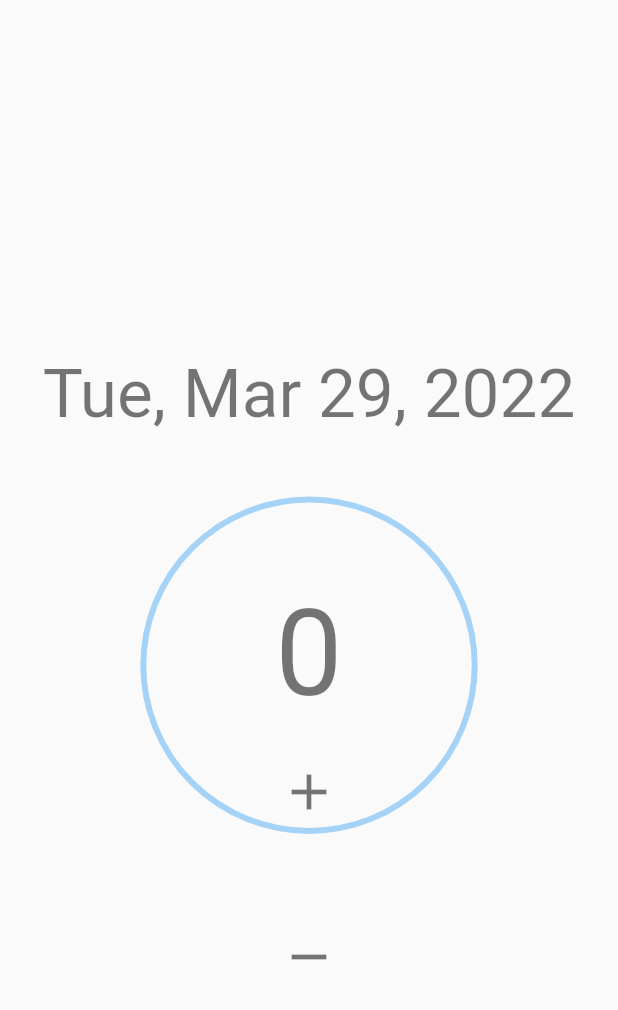
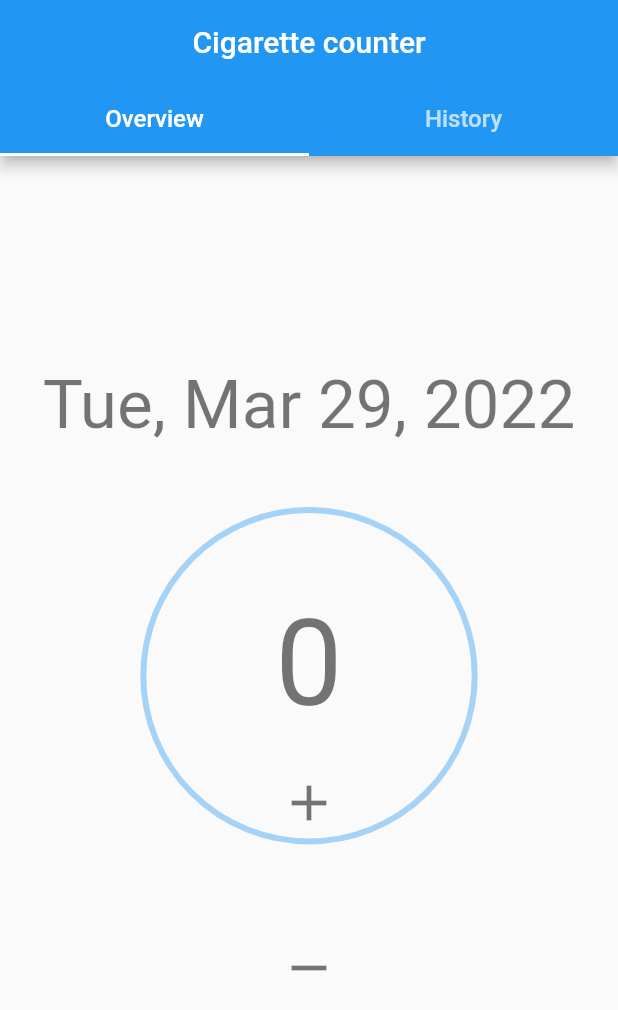
Before and after one commit to probaty/cigarette_counter, a Flutter app: the screen it shows after launch, on a phone screen of 412 x 824 dp. Shown: the top 1010 px of the screen. Run offline on Flutter 3.47's test engine with Material 2 defaults, Android fonts, the phone set to English and light mode, and no system bars; our stand-ins replace bloc, cloud_firestore, firebase_core, flutter_bloc; accounts and stored records are empty.

Commit message:
add history widget

```diff
--- a/lib/domain/cubit/storage_cubit.dart
+++ b/lib/domain/cubit/storage_cubit.dart
@@ -9,12 +9,13 @@ part 'storage_state.dart';
 
 class StorageCubit extends Cubit<StorageState> {
   final firestore = FirestoreRepository();
-  StreamSubscription? streamValues;
+  StreamSubscription? currentDayItemStreamSubscription;
   String dateNow = DateFormat.yMMMEd().format(DateTime.now());
 
   StorageCubit() : super(StorageLoading()) {
     _init(dateNow);
-    streamValues = firestore.getItemById(dateNow).listen((event) {
+    currentDayItemStreamSubscription =
+        firestore.getItemById(dateNow).listen((event) {
       final data = event.data() as Map<String, dynamic>;
       emit(StorageValue(counterValue: data['count'], date: data['date']));
     }, onError: (error) {
@@ -43,4 +44,10 @@ class StorageCubit extends Cubit<StorageState> {
       await firestore.setItemCountById(dateNow, 0);
     }
   }
+
+  @override
+  Future<void> close() {
+    currentDayItemStreamSubscription?.cancel();
+    return super.close();
+  }
 }
--- a/lib/presentation/screens/main_screen.dart
+++ b/lib/presentation/screens/main_screen.dart
@@ -1,5 +1,6 @@
 import 'package:cigarette_counter/domain/cubit/storage_cubit.dart';
 import 'package:cigarette_counter/presentation/widgets/counter_widget.dart';
+import 'package:cigarette_counter/presentation/widgets/history_widget.dart';
 import 'package:flutter/material.dart';
 import 'package:flutter_bloc/flutter_bloc.dart';
 
@@ -8,15 +9,40 @@ class MainScreen extends StatelessWidget {
 
   @override
   Widget build(BuildContext context) {
-    return Scaffold(
-      body: Center(
+    return DefaultTabController(
+      length: 2,
+      child: Scaffold(
+        appBar: AppBar(
+          title: const Text('Cigarette counter'),
+          centerTitle: true,
+          bottom: const TabBar(
+            tabs: [
+              Tab(
+                child: Text(
+                  'Overview',
+                  style: TextStyle(fontSize: 16),
+                ),
+              ),
+              Tab(
+                child: Text(
+                  'History',
+                  style: TextStyle(fontSize: 16),
+                ),
+              )
+            ],
+          ),
+        ),
+        body: TabBarView(
+          children: [
+            Center(
               child: BlocBuilder<StorageCubit, StorageState>(
                 builder: (context, state) {
                   if (state is StorageLoading) {
-              return const CircularProgressIndicator.adaptive();
+                    return const CircularProgressIndicator();
                   }
                   if (state is StorageValue) {
-              return CounterWidget(count: state.counterValue, date: state.date);
+                    return CounterWidget(
+                        count: state.counterValue, date: state.date);
                   }
                   return const Center(
                     child: Text('error'),
@@ -24,6 +50,12 @@ class MainScreen extends StatelessWidget {
                 },
               ),
             ),
+            const Center(
+              child: HistoryWidget(),
+            )
+          ],
+        ),
+      ),
     );
   }
 }
--- a/lib/presentation/widgets/counter_widget.dart
+++ b/lib/presentation/widgets/counter_widget.dart
@@ -10,9 +10,7 @@ class CounterWidget extends StatelessWidget {
 
   @override
   Widget build(BuildContext context) {
-    return Padding(
-      padding: const EdgeInsets.only(top: 90.0),
-      child: Column(
+    return Column(
       mainAxisAlignment: MainAxisAlignment.center,
       crossAxisAlignment: CrossAxisAlignment.center,
       children: [
@@ -23,8 +21,7 @@ class CounterWidget extends StatelessWidget {
         RawMaterialButton(
           shape: CircleBorder(
             side: BorderSide(
-                  color: Theme.of(context).primaryColor.withAlpha(100),
-                  width: 4),
+                color: Theme.of(context).primaryColor.withAlpha(100), width: 4),
           ),
           padding: const EdgeInsets.all(50),
           onPressed: () {
@@ -67,7 +64,6 @@ class CounterWidget extends StatelessWidget {
               size: 40,
             ))
       ],
-      ),
     );
   }
 }
```
Also changed, not shown: lib/presentation/widgets/history_widget.dart (added, +85 -0 lines). Lines whose indentation alone changed are shown as unchanged.
